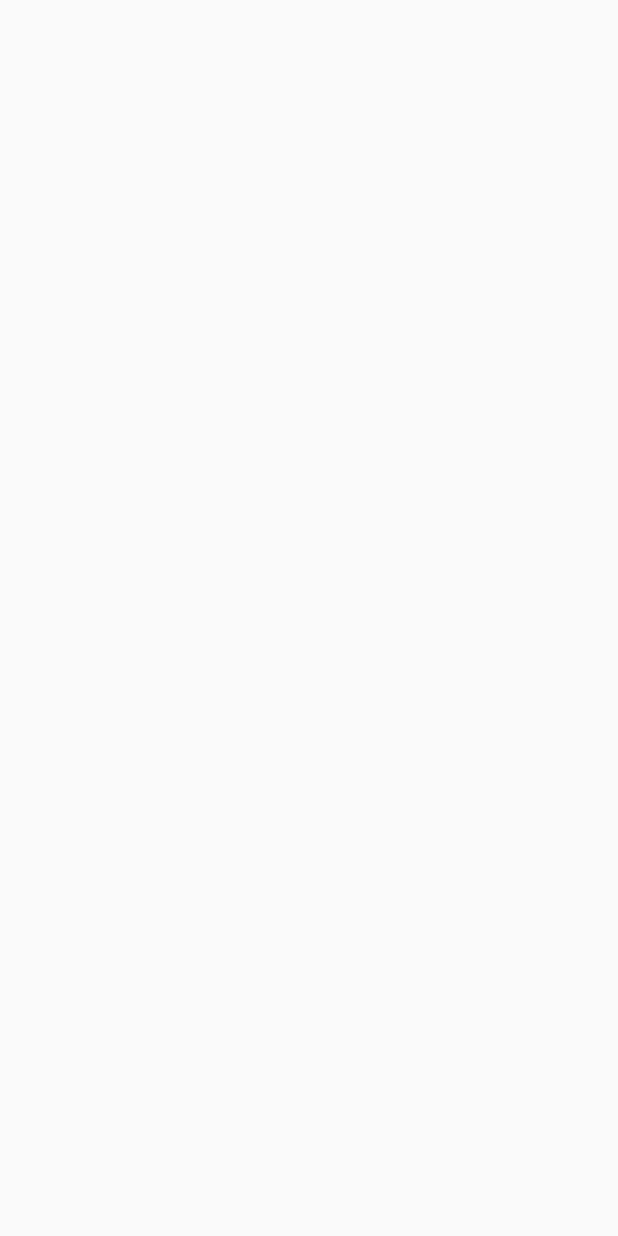
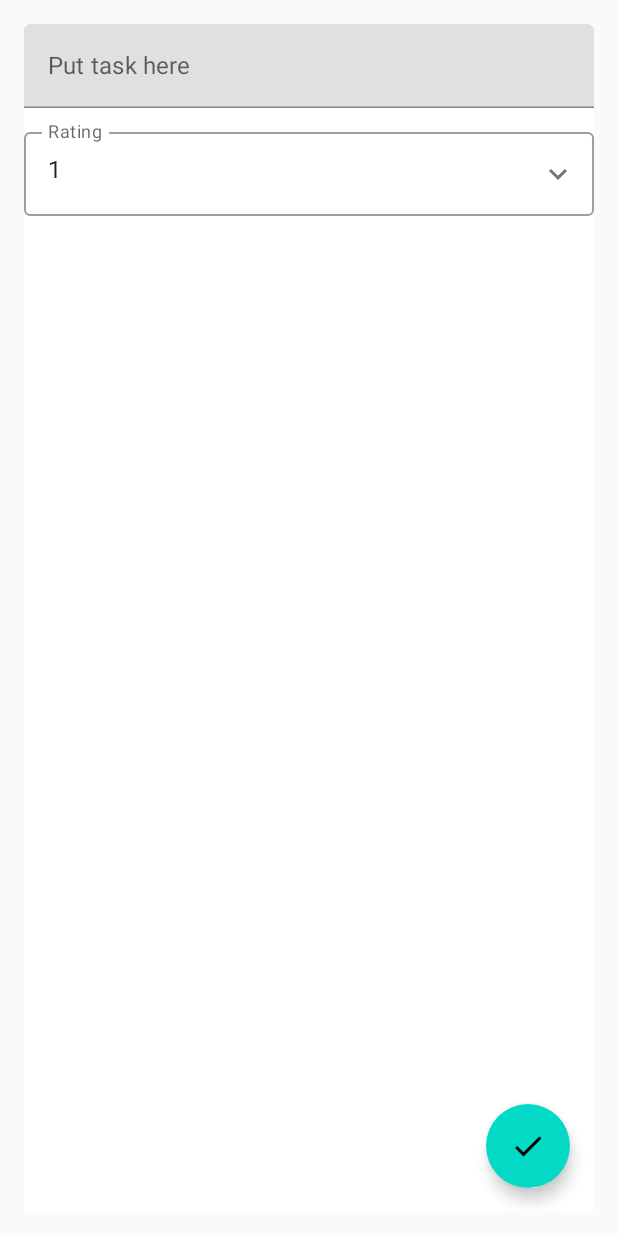
Before and after one commit to densiology/ProductivityTracker, an Android app built with Jetpack Compose: the add_edit_common_task screen opened through its navigation route, on a phone screen of 412 x 824 dp. Before the commit the screen is empty. Run offline under Robolectric (Android 15) with nearby library versions, the phone set to English and light mode, and no system bars; our stand-ins replace Dagger/Hilt's generated code.

Commit message:
Added screen for AddEditCommonTask.

```diff
--- a/app/src/main/java/com/dennis/productivitytracker/MainActivity.kt
+++ b/app/src/main/java/com/dennis/productivitytracker/MainActivity.kt
@@ -8,6 +8,7 @@ import androidx.navigation.compose.NavHost
 import androidx.navigation.compose.composable
 import androidx.navigation.compose.rememberNavController
 import androidx.navigation.navArgument
+import com.dennis.productivitytracker.ui.add_edit_common_task.AddEditCommonTaskScreen
 import com.dennis.productivitytracker.ui.calendar_list.CalendarListScreen
 import com.dennis.productivitytracker.ui.common_task_list.CommonTaskListScreen
 import com.dennis.productivitytracker.ui.theme.ProductivityTrackerTheme
@@ -62,7 +63,11 @@ class MainActivity : ComponentActivity() {
                             }
                         )
                     ) {
-                        // TODO add AddEditCommonTask composable in NavHost
+                        AddEditCommonTaskScreen(
+                            onPopBackStack = {
+                                navController.popBackStack()
+                            }
+                        )
                     }
                 }
             }
--- /dev/null
+++ b/app/src/main/java/com/dennis/productivitytracker/ui/add_edit_common_task/AddEditCommonTaskScreen.kt
@@ -0,0 +1,97 @@
+package com.dennis.productivitytracker.ui.add_edit_common_task
+
+import androidx.compose.foundation.clickable
+import androidx.compose.foundation.layout.*
+import androidx.compose.material.*
+import androidx.compose.material.icons.Icons
+import androidx.compose.material.icons.filled.Check
+import androidx.compose.material.icons.filled.KeyboardArrowDown
+import androidx.compose.material.icons.filled.KeyboardArrowUp
+import androidx.compose.runtime.*
+import androidx.compose.ui.Modifier
+import androidx.compose.ui.unit.dp
+import androidx.hilt.navigation.compose.hiltViewModel
+import com.dennis.productivitytracker.util.OneTimeUiEvent
+import com.dennis.productivitytracker.util.Util
+
+@Composable
+fun AddEditCommonTaskScreen(
+    onPopBackStack: () -> Unit,
+    viewModel: AddEditCommonTaskVM = hiltViewModel()
+) {
+    val scaffoldState = rememberScaffoldState()
+
+    var expanded by remember { mutableStateOf(false) }
+    val icon = if (expanded)
+        Icons.Filled.KeyboardArrowUp
+    else
+        Icons.Filled.KeyboardArrowDown
+
+    LaunchedEffect(key1 = true) {
+        viewModel.oneTimeUiEvent.collect { event ->
+            when (event) {
+                is OneTimeUiEvent.PopBackStack -> onPopBackStack()
+                else -> Unit
+            }
+        }
+    }
+    Scaffold(
+        scaffoldState = scaffoldState,
+        modifier = Modifier
+            .fillMaxSize()
+            .padding(16.dp),
+        floatingActionButton = {
+            FloatingActionButton(onClick = {
+                viewModel.onEvent(AddEditCommonTaskEvent.OnSaveCommonTaskClick)
+            }) {
+                Icon(
+                    imageVector = Icons.Default.Check,
+                    contentDescription = "Save"
+                )
+            }
+        }
+    ) {
+        Column(
+            modifier = Modifier.fillMaxSize()
+        ) {
+            TextField(
+                value = viewModel.strCommonTask,
+                onValueChange = {
+                    viewModel.onEvent(AddEditCommonTaskEvent.OnCommonTaskChange(it))
+                },
+                placeholder = {
+                    Text(text = "Put task here")
+                },
+                modifier = Modifier.fillMaxWidth()
+            )
+            Spacer(modifier = Modifier.height(8.dp))
+            OutlinedTextField(
+                value = viewModel.rating.toString(),
+                onValueChange = {},
+                modifier = Modifier.fillMaxWidth(),
+                label = { Text("Rating") },
+                trailingIcon = {
+                    Icon(
+                        imageVector = icon,
+                        contentDescription = "",
+                        modifier = Modifier.clickable { expanded = !expanded })
+                }
+            )
+            DropdownMenu(
+                expanded = expanded,
+                onDismissRequest = { expanded = false },
+            ) {
+                Util.getRatingRange().forEach { item ->
+                    DropdownMenuItem(
+                        onClick = {
+                            viewModel.onEvent(AddEditCommonTaskEvent.OnRatingChange(item))
+                            expanded = false
+                        }
+                    ) {
+                        Text(text = item.toString())
+                    }
+                }
+            }
+        }
+    }
+}
--- a/app/src/main/java/com/dennis/productivitytracker/util/Util.kt
+++ b/app/src/main/java/com/dennis/productivitytracker/util/Util.kt
@@ -3,6 +3,10 @@ package com.dennis.productivitytracker.util
 import com.dennis.productivitytracker.R
 
 object Util {
+
+    fun getRatingRange(): IntRange {
+        return 1..10
+    }
 
     fun getTime(partition: Int): Int {
         return when (partition) {
```
